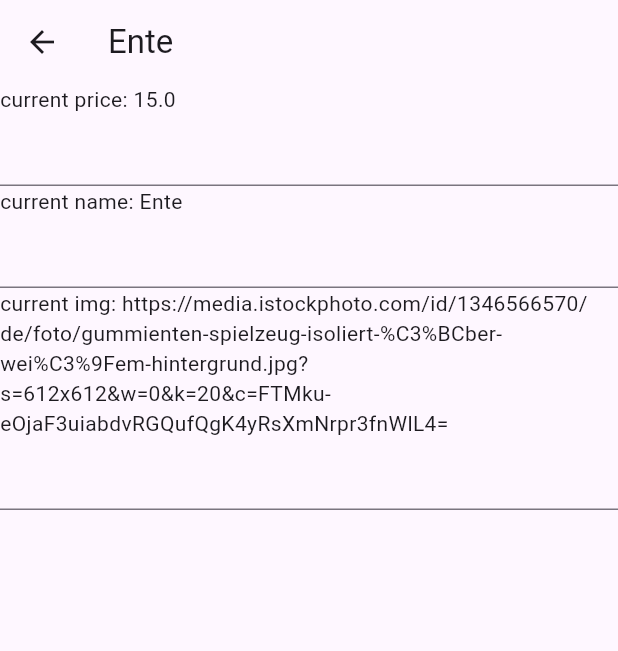
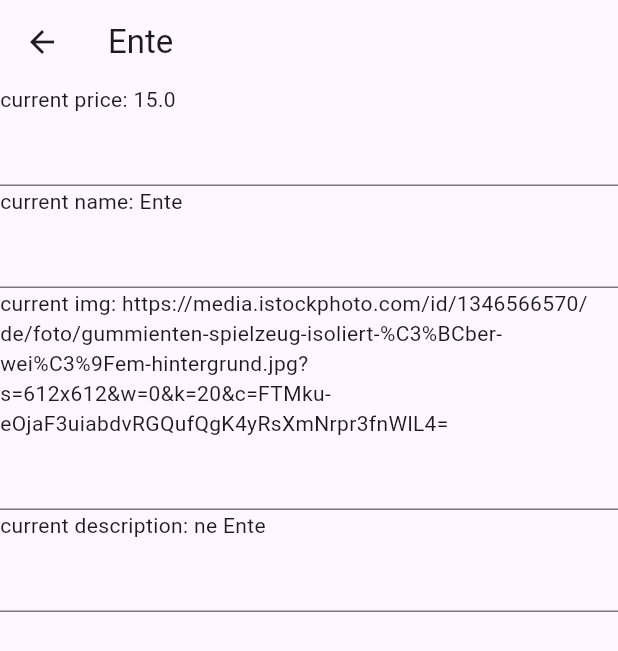
Before and after one commit to ToBinio/flutter_shop, a Flutter app: the ProductEdit screen opened directly with empty values, on a phone screen of 412 x 824 dp. Shown: the top 651 px of the screen. Run offline on Flutter 3.47's test engine with Material 3 defaults, Android fonts, the phone set to English and light mode, and no system bars; network calls fail.

Commit message:
more work

```diff
--- /dev/null
+++ b/lib/order/order_data.dart
@@ -0,0 +1,16 @@
+import 'dart:collection';
+
+import '../product/product_data.dart';
+
+class OrderData {
+  final HashMap<ProductData, int> _products;
+  late DateTime _date;
+
+  OrderData(this._products) {
+    _date = DateTime.now();
+  }
+
+  DateTime get date => _date;
+
+  HashMap<ProductData, int> get products => _products;
+}
--- a/lib/pages/product_edit.dart
+++ b/lib/pages/product_edit.dart
@@ -48,6 +48,14 @@ class _ProductEditState extends State<ProductEdit> {
                 product.imagePath = value;
               });
             },
+          ),
+          Text("current description: ${product.description}"),
+          TextField(
+            onSubmitted: (value) {
+              setState(() {
+                product.description = value;
+              });
+            },
           )
         ],
       ),
--- a/lib/pages/products.dart
+++ b/lib/pages/products.dart
@@ -32,6 +32,12 @@ class _ProductsState extends State<Products> {
               )
             },
             title: Text(product.name),
+            trailing: IconButton(
+              icon: const Icon(Icons.delete_forever_outlined),
+              onPressed: () {
+                productProvider.delete(product);
+              },
+            ),
           )
       ]),
     );
--- a/lib/product/product_data.dart
+++ b/lib/product/product_data.dart
@@ -1,10 +1,11 @@
 class ProductData {
   String name;
   String imagePath;
+  String description;
   double price;
   late bool isFavorite;
 
-  ProductData(this.name, this.imagePath, this.price) {
+  ProductData(this.name, this.imagePath, this.price, this.description) {
     isFavorite = false;
   }
 
--- a/lib/provider/order_provider.dart
+++ b/lib/provider/order_provider.dart
@@ -1,18 +1,19 @@
 import 'dart:collection';
 
 import 'package:flutter/cupertino.dart';
+import 'package:flutter_shop/order/order_data.dart';
 
 import '../product/product_data.dart';
 
 class OrderProvider extends ChangeNotifier {
-  final List<HashMap<ProductData, int>> _orders = [];
+  final List<OrderData> _orders = [];
 
   OrderProvider();
 
-  void order(HashMap<ProductData, int> order) {
+  void order(OrderData order) {
     _orders.add(order);
     notifyListeners();
   }
 
-  List<HashMap<ProductData, int>> get orders => _orders;
+  List<OrderData> get orders => _orders;
 }
```
Also changed, not shown: lib/pages/cart.dart (+16 -5 lines), lib/pages/orders.dart (+6 -4 lines), lib/pages/product.dart (+4 -3 lines), lib/pages/shop.dart (+55 -9 lines), lib/provider/product_provider.dart (+12 -5 lines), lib/provider/shopping_cart_provider.dart (+14 -0 lines), 1 other file.
